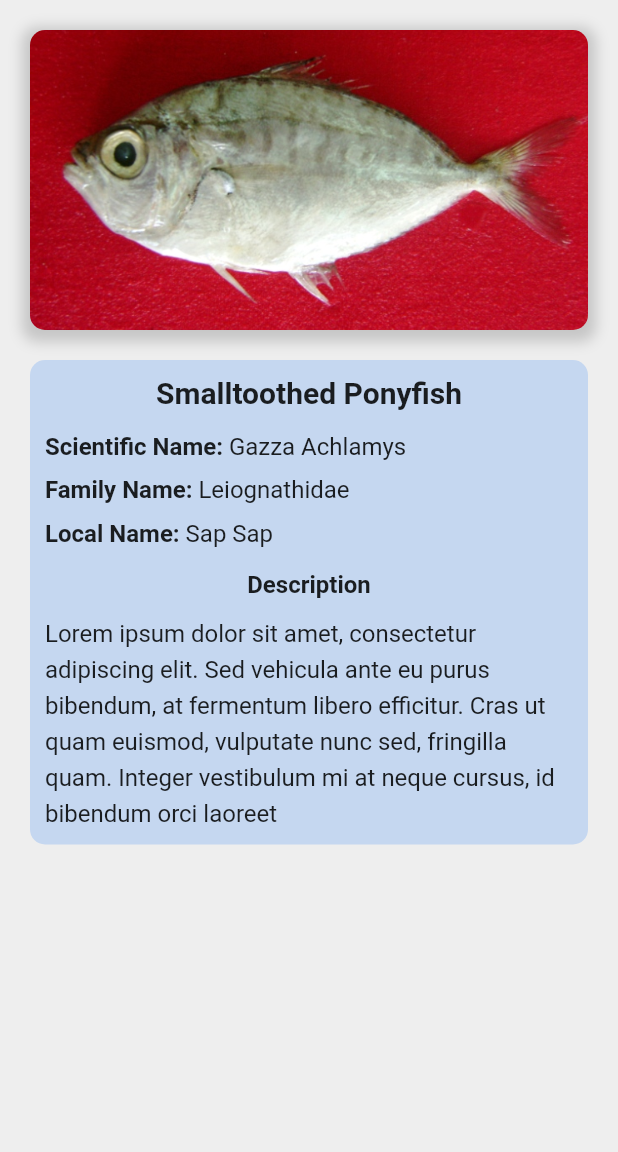
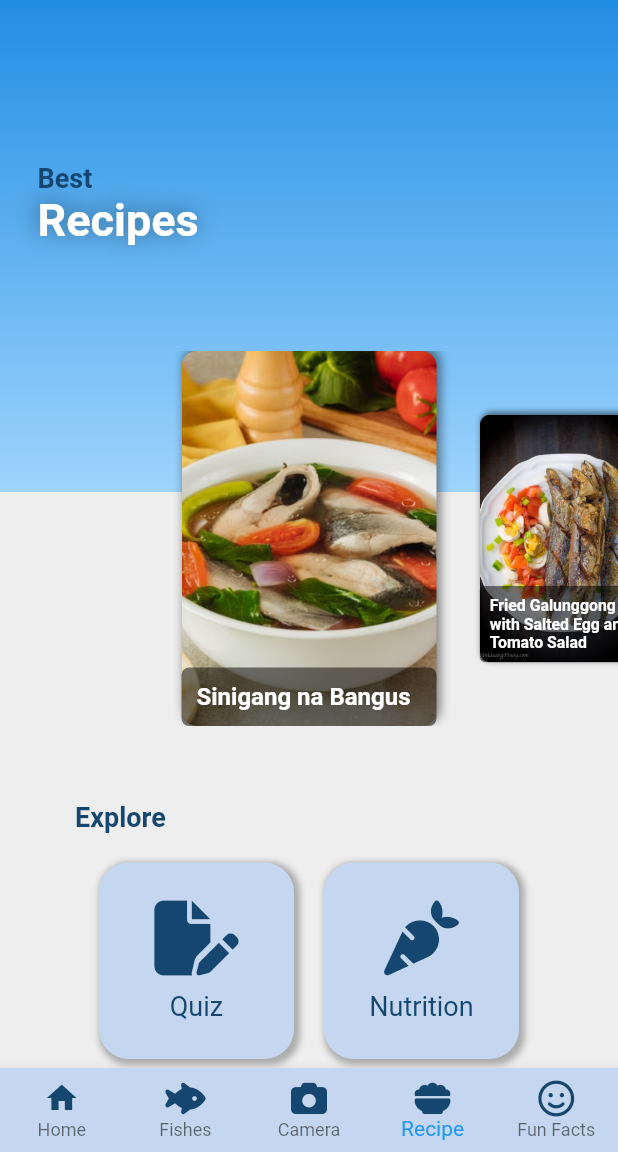
Before and after one commit to jcoder6/fishdroid-mobile, a Flutter app: the screen it shows after launch, on a phone screen of 412 x 824 dp, the part 84-1236 px from its top. Run offline on Flutter 3.47's test engine with Material 2 defaults, Android fonts, the phone set to English and light mode, and no system bars; drawn by our look-alikes of scroll_snap_list; our stand-ins replace font_awesome_flutter.

Commit message:
add static recipe page

```diff
--- /dev/null
+++ b/lib/data/recipe_data.dart
@@ -0,0 +1,12 @@
+class Recipe {
+  final int recipeID, fishID;
+  final String recipeName, recipeSteps, recipeImg;
+
+  Recipe(
+    this.recipeID,
+    this.fishID,
+    this.recipeName,
+    this.recipeSteps,
+    this.recipeImg
+  );
+}
--- a/lib/main.dart
+++ b/lib/main.dart
@@ -27,7 +27,7 @@ class MyApp extends StatelessWidget {
         // is not restarted.
         primarySwatch: Colors.blue,
       ),
-      home: const ViewFishPage(1),
+      home: const MyHomePage(pageIndex: 3,),
       debugShowCheckedModeBanner: false,
     );
   }
--- a/lib/pages/home.dart
+++ b/lib/pages/home.dart
@@ -1,5 +1,6 @@
 import 'package:fishdroid/pages/app_home.dart';
 import 'package:fishdroid/pages/fish_Page.dart';
+import 'package:fishdroid/pages/recipes.dart';
 import 'package:flutter/material.dart';
 import '../includes/home_app_bar.dart';
 import '../includes/home_bottom_nav.dart';
@@ -28,7 +29,7 @@ class _MyHomePageState extends State<MyHomePage> {
     const AppHome(),
     const FishPages(),
     Center(child: Text('Camera')),
-    Center(child: Text('Recipes')),
+    const Recipes(),
     Center(child: Text('Fun Facts')),
     Center(child: Text('Quizzes')),
     Center(child: Text('Nutrition')),
--- /dev/null
+++ b/lib/pages/recipes.dart
@@ -0,0 +1,390 @@
+import 'package:flutter/material.dart';
+import 'package:font_awesome_flutter/font_awesome_flutter.dart';
+import 'package:scroll_snap_list/scroll_snap_list.dart';
+import 'package:fishdroid/data/recipe_data.dart';
+
+class Recipes extends StatefulWidget {
+  const Recipes({super.key});
+
+  @override
+  State<Recipes> createState() => _RecipesState();
+}
+
+class _RecipesState extends State<Recipes> {
+  List<Recipe> recipeLists = [
+    Recipe(1, 1, 'Sinigang na Bangus', 'With only a few simple steps, and with this one pot dish, this healthy and nutritious Sinigang na Bangus cooks your way into your family’s heart. Start by using the water from where you washed your rice, or just fresh water. Pour this into the pot together with the onions and tomatoes. Bring this slowly to a boil then lower the heat to simmer for a few minutes. First add your radish and okra. Let these boil for 2 minutes. Since fish cooks easily, carefully add the fish and long green chilli and simmer gently until cooked through before adding the Sinigang sa Sampaloc Mix Original and kangkong. Make sure that the scales have been removed to eliminate that “malansa” taste from the fish. Stir and simmer. It should be done in a minute. All done and it only took 2 steps to cook this dish. Satisfy everyone’s craving by serving this hot and soothing Sinigang na Bangus with enough rice and surely your family will ask for more.', 'RECIPE_IMG_001.PNG'),
+    Recipe(2, 2, 'Fried Galunggong with Salted Egg and Tomato Salad', 'Rub salt all over the fish including the cavity. Let it stay for 15 minutes. Meanwhile, prepare the salted egg and tomato salad by combining all of its ingredients in a bowl, including the fish sauce. Gently toss. Set aside. Heat oil in a frying pan. Once the oil gets hot, put the fish one after the other. Be extra careful during this step as the oil will splatter. Fry until one side of the fish gets brown and crispy. You will know that the fish is ready when the crackling sound from the pan mellows down. Note:If you have a splatter screen, this is the best time to use it. Turn the fish over and do the same step to the opposite side. Remove the fish from the pan. Let the oil drip. Arrange in a serving plate with salted egg and tomato salad. Serve with spicy vinegar. Share and enjoy!', 'RECIPE_IMG_002.jpg'),
+    Recipe(3, 3, 'Tilapia Milanese', 'Preheat the oven to 425 degrees F. Soak the fish in a bowl with the milk and 2 cups ice, 15 minutes. Meanwhile, mix the flour with 1/2 teaspoon each salt and pepper in a shallow dish. Lightly beat the eggs in another dish. Pulse the bread, parsley, lemon zest and 1/2 teaspoon salt in a food processor until crumbs form, then transfer to a third dish. One at a time, remove the fillets from the milk and dredge in the flour, shaking off the excess. Dip in the eggs, then coat with the breadcrumbs, gently pressing to coat both sides. Transfer to a large plate. Line a baking sheet with foil. Heat 2 tablespoons each olive oil and butter in a large skillet over medium-high heat. Add 2 fillets and cook until golden, about 3 minutes per side. Transfer to the prepared baking sheet. Repeat with the remaining 2 fillets, adding 2 more tablespoons each olive oil and butter. Transfer the fish to the oven and bake until cooked through, about 8 minutes. Toss the arugula with the remaining 1 to 2 tablespoons olive oil, and salt and pepper to taste. Serve the fish with the salad and lemon wedges.', 'RECIPE_IMG_003.jpeg'),
+    Recipe(4, 4, 'Sinigang na Bangus', 'Rub the cleaned fish with salt. Let sit for at least 10 minutes. In a large saucepan, arrange fish and put all the ingredients on top except for the cooking oil. Cover and let it simmer for about fifteen minutes in a low fire or until the vinegar sauce dries up. Pour the cooking oil and continue simmering for a minute. Remove from heat before the fish gets toasted. Serve the dish with steamed rice', 'RECIPE_IMG_004.jpg'),
+
+  ];
+
+  @override
+  Widget build(BuildContext context) {
+    var appBar = AppBar();
+    return SingleChildScrollView(
+      child: Column(
+        children: [
+          Container(
+            width: MediaQuery.of(context).size.width,
+            height: (MediaQuery.of(context).size.height -
+                    appBar.preferredSize.height) /
+                2,
+            transform:
+                Matrix4.translationValues(0, -appBar.preferredSize.height, 0),
+            decoration: const BoxDecoration(
+                gradient: LinearGradient(
+              colors: [Color.fromARGB(255, 158, 212, 253), Color(0xff0c82df)],
+              stops: [0, 1],
+              begin: Alignment.bottomCenter,
+              end: Alignment.topCenter,
+            )),
+            child: Padding(
+              padding: const EdgeInsets.all(25.0),
+              child: Column(
+                mainAxisAlignment: MainAxisAlignment.center,
+                crossAxisAlignment: CrossAxisAlignment.start,
+                children: const [
+                  Text(
+                    'Best',
+                    style: TextStyle(
+                      fontSize: 18,
+                      fontWeight: FontWeight.bold,
+                      color: Color(0xff154670),
+                    ),
+                  ),
+                  Text(
+                    'Recipes',
+                    style: TextStyle(
+                      fontSize: 30,
+                      color: Color.fromARGB(255, 255, 255, 255),
+                      fontWeight: FontWeight.bold,
+                      shadows: [
+                        Shadow(
+                          blurRadius: 20.0, // shadow blur
+                          color: Color.fromARGB(115, 0, 0, 0), // shadow color
+                          offset: Offset(
+                              -1.0, -1.0), // how much shadow will be shown
+                        ),
+                      ],
+                    ),
+                  )
+                ],
+              ),
+            ),
+          ),
+          Container(
+            height: 250,
+            transform: Matrix4.translationValues(0, -150, 0),
+            // width: 170,
+            // decoration: BoxDecoration(
+            //   borderRadius: BorderRadius.circular(10),
+            //   boxShadow: [
+            //     BoxShadow(
+            //       color: Colors.black.withOpacity(0.3),
+            //       spreadRadius: 2,
+            //       blurRadius: 5,
+            //       offset: Offset(2, -2), // Adjust the values as needed
+            //     ),
+            //   ],
+            // ),
+            child: ScrollSnapList(
+              itemBuilder: _fishBuilder,
+              itemCount: recipeLists.length,
+              itemSize: 170,
+              onItemFocus: (index) {},
+              dynamicItemSize: true,
+            ),
+          ),
+          Padding(
+            padding: const EdgeInsets.symmetric(horizontal: 50),
+            child: Container(
+              transform: Matrix4.translationValues(0, -100, 0),
+              width: MediaQuery.of(context).size.width,
+              child: Column(
+                crossAxisAlignment: CrossAxisAlignment.start,
+                children: [
+                  const Text(
+                    'Explore',
+                    style: TextStyle(
+                        fontSize: 18,
+                        color: Color(0xff154670),
+                        fontWeight: FontWeight.bold),
+                  ),
+                  SizedBox(
+                    height: 20,
+                  ),
+                  Row(
+                    mainAxisAlignment: MainAxisAlignment.center,
+                    children: [
+                      Container(
+                        width: 130,
+                        decoration: BoxDecoration(
+                          borderRadius: BorderRadius.circular(20),
+                          color: const Color(0xffC5D7F0),
+                          boxShadow: [
+                            BoxShadow(
+                              color: Color.fromARGB(255, 107, 107, 107)
+                                  .withOpacity(0.5),
+                              spreadRadius: 2,
+                              blurRadius: 3,
+                              offset:
+                                  Offset(2, 2), // Adjust the values as needed
+                            ),
+                          ],
+                        ),
+                        child: Padding(
+                          padding: const EdgeInsets.only(
+                            top: 25,
+                            bottom: 25,
+                          ),
+                          child: Column(
+                            children: [
+                              Center(
+                                child: FaIcon(
+                                  FontAwesomeIcons.filePen,
+                                  size: 50,
+                                  color: Color(0xff154670),
+                                ),
+                              ),
+                              SizedBox(
+                                height: 10,
+                              ),
+                              Center(
+                                child: Text(
+                                  'Quiz',
+                                  style: TextStyle(
+                                    fontSize: 18,
+                                    color: Color(0xff154670),
+                                  ),
+                                ),
+                              ),
+                            ],
+                          ),
+                        ),
+                      ),
+                      const SizedBox(
+                        width: 20,
+                      ),
+                      Container(
+                        width: 130,
+                        decoration: BoxDecoration(
+                          borderRadius: BorderRadius.circular(20),
+                          color: const Color(0xffC5D7F0),
+                          boxShadow: [
+                            BoxShadow(
+                              color: Color.fromARGB(255, 107, 107, 107)
+                                  .withOpacity(0.5),
+                              spreadRadius: 2,
+                              blurRadius: 3,
+                              offset:
+                                  Offset(2, 2), // Adjust the values as needed
+                            ),
+                          ],
+                        ),
+                        child: Padding(
+                          padding: const EdgeInsets.only(
+                            top: 25,
+                            bottom: 25,
+                          ),
+                          child: Column(
+                            children: [
+                              Center(
+                                child: FaIcon(
+                                  FontAwesomeIcons.carrot,
+                                  size: 50,
+                                  color: Color(0xff154670),
+                                ),
+                              ),
+                              SizedBox(
+                                height: 10,
+                              ),
+                              Center(
+                                child: Text(
+                                  'Nutrition',
+                                  style: TextStyle(
+                                    fontSize: 18,
+                                    color: Color(0xff154670),
+                                  ),
+                                ),
+                              ),
+                            ],
+                          ),
+                        ),
+                      ),
+                    ],
+                  ),
+                  SizedBox(
+                    height: 30,
+                  ),
+                  Row(
+                    mainAxisAlignment: MainAxisAlignment.center,
+                    children: [
+                      Container(
+                        width: 130,
+                        decoration: BoxDecoration(
+                          borderRadius: BorderRadius.circular(20),
+                          color: const Color(0xffC5D7F0),
+                          boxShadow: [
+                            BoxShadow(
+                              color: Color.fromARGB(255, 107, 107, 107)
+                                  .withOpacity(0.5),
+                              spreadRadius: 2,
+                              blurRadius: 3,
+                              offset:
+                                  Offset(2, 2), // Adjust the values as needed
+                            ),
+                          ],
+                        ),
+                        child: Padding(
+                          padding: const EdgeInsets.only(
+                            top: 25,
+                            bottom: 25,
+                            left: 30,
+                            right: 30,
+                          ),
+                          child: Column(
+                            children: [
+                              Center(
+                                child: FaIcon(
+                                  FontAwesomeIcons.book,
+                                  size: 50,
+                                  color: Color(0xff154670),
+                                ),
+                              ),
+                              SizedBox(
+                                height: 10,
+                              ),
+                              Center(
+                                child: Text(
+                                  'Term',
+                                  style: TextStyle(
+                                    fontSize: 18,
+                                    color: Color(0xff154670),
+                                  ),
+                                ),
+                              ),
+                            ],
+                          ),
+                        ),
+                      ),
+                      const SizedBox(
+                        width: 20,
+                      ),
+                      Container(
+                        width: 130,
+                        decoration: BoxDecoration(
+                          borderRadius: BorderRadius.circular(20),
+                          color: const Color(0xffC5D7F0),
+                          boxShadow: [
+                            BoxShadow(
+                              color: Color.fromARGB(255, 107, 107, 107)
+                                  .withOpacity(0.5),
+                              spreadRadius: 2,
+                              blurRadius: 3,
+                              offset:
+                                  Offset(2, 2), // Adjust the values as needed
+                            ),
+                          ],
+                        ),
+                        child: Padding(
+                          padding: const EdgeInsets.only(
+                            top: 25,
+                            bottom: 25,
+                          ),
+                          child: Column(
+                            children: [
+                              Center(
+                                child: FaIcon(
+                                  FontAwesomeIcons.egg,
+                                  size: 50,
+                                  color: Color(0xff154670),
+                                ),
+                              ),
+                              SizedBox(
+                                height: 10,
+                              ),
+                              Center(
+                                child: Text(
+                                  'Hatchery',
+                                  style: TextStyle(
+                                    fontSize: 18,
+                                    color: Color(0xff154670),
+                                  ),
+                                ),
+                              ),
+                            ],
+                          ),
+                        ),
+                      ),
+                    ],
+                  )
+                ],
+              ),
+            ),
+          ),
+        ],
+      ),
+    );
+  }
+
+  Widget _fishBuilder(BuildContext context, int index) {
+    var recipeItem = recipeLists[index];
+    return GestureDetector(
+      // onTap: () => {
+      //   Navigator.push(
+      //       (context),
+      //       MaterialPageRoute(
+      //           builder: (context) => ViewFishPage(fishItem.fishId)))
+      // },
+      child: Container(
+        height: 250,
+        width: 170,
+        // margin: const EdgeInsets.symmetric(horizontal: 5),
+        decoration: BoxDecoration(
+          boxShadow: [
+            BoxShadow(
+              color: Colors.black.withOpacity(0.5),
+              blurRadius: 5,
+              offset: const Offset(2, -2),
+            ),
+          ],
+          borderRadius: BorderRadius.circular(10),
+          image: DecorationImage(
+            image: AssetImage('images/recipes/${recipeItem.recipeImg}'),
+            fit: BoxFit.cover,
+          ),
+        ),
+        child: Container(
+          child: LayoutBuilder(
+            builder: (BuildContext context, BoxConstraints constraints) {
+              double parentWidth = constraints.maxWidth;
+              return Column(
+                mainAxisAlignment: MainAxisAlignment.end,
+                children: [
+                  Container(
+                    width: parentWidth,
+                    decoration: BoxDecoration(
+                      borderRadius: BorderRadius.circular(5),
+                      color: Colors.black.withOpacity(.5),
+                    ),
+                    child: Padding(
+                      padding: const EdgeInsets.all(10),
+                      child: Text(
+                        recipeItem.recipeName,
+                        style: const TextStyle(
+                            color: Colors.white,
+                            fontWeight: FontWeight.bold,
+                            fontSize: 16),
+                      ),
+                    ),
+                  ),
+                ],
+              );
+            },
+          ),
+        ),
+      ),
+    );
+  }
+}
--- a/lib/pages/view_fish_page.dart
+++ b/lib/pages/view_fish_page.dart
@@ -1,7 +1,5 @@
 import 'package:flutter/material.dart';
-import 'package:flutter/src/widgets/framework.dart';
-import 'package:flutter/src/widgets/placeholder.dart';
-
+import 'package:font_awesome_flutter/font_awesome_flutter.dart';
 import '../includes/home_app_bar.dart';
 import '../includes/home_drawer.dart';
 
@@ -33,10 +31,10 @@ class _ViewFishPageState extends State<ViewFishPage> {
                     image: AssetImage('images/fishes/6.jpg'), fit: BoxFit.fill),
                 boxShadow: [
                   BoxShadow(
-                    color: Colors.grey.withOpacity(0.5), // Shadow color
-                    spreadRadius: 5, // Spread radius
-                    blurRadius: 7, // Blur radius
-                    offset: Offset(0, 3), // Offset of the shadow
+                    color: Color.fromARGB(255, 107, 107, 107).withOpacity(0.5),
+                    spreadRadius: 2,
+                    blurRadius: 3,
+                    offset: Offset(2, 2), // Adjust the values as needed
                   ),
                 ],
               ),
@@ -46,10 +44,19 @@ class _ViewFishPageState extends State<ViewFishPage> {
               margin: EdgeInsets.symmetric(horizontal: 20),
               width: MediaQuery.of(context).size.width,
               decoration: BoxDecoration(
-                  color: Color(0xffC5D7F0),
-                  borderRadius: BorderRadius.circular(10)),
+                color: Color(0xffC5D7F0),
+                borderRadius: BorderRadius.circular(10),
+                boxShadow: [
+                  BoxShadow(
+                    color: Color.fromARGB(255, 107, 107, 107).withOpacity(0.5),
+                    spreadRadius: 2,
+                    blurRadius: 3,
+                    offset: Offset(2, 2), // Adjust the values as needed
+                  ),
+                ],
+              ),
               child: Padding(
-                padding: EdgeInsets.all(10.0),
+                padding: EdgeInsets.symmetric(vertical: 15.0, horizontal: 30.0),
                 child: Column(
                   children: [
                     Center(
@@ -108,10 +115,46 @@ class _ViewFishPageState extends State<ViewFishPage> {
                       ],
                     ),
                     const SizedBox(height: 15),
-                    Text('Description', style: TextStyle(fontWeight: FontWeight.bold, fontSize: 16),),
+                    Row(
+                      mainAxisAlignment: MainAxisAlignment.end,
+                      children: [
+                        Container(
+                          decoration: BoxDecoration(
+                            color: Color(0xff154670),
+                            borderRadius: BorderRadius.circular(100)
+                          ),
+                          child: Padding(
+                            padding: const EdgeInsets.all(10.0),
+                            child: Center(
+                              child: FaIcon(FontAwesomeIcons.utensils, size: 14, color: Colors.white,),
+                            ),
+                          ),
+                        ),
+                        SizedBox(width: 10,),
+                        Container(
+                          decoration: BoxDecoration(
+                            color: Color(0xff154670),
+                            borderRadius: BorderRadius.circular(100)
+                          ),
+                          child: Padding(
+                            padding: const EdgeInsets.all(10.0),
+                            child: Center(
+                              child: FaIcon(FontAwesomeIcons.heartPulse, size: 14, color: Colors.white,),
+                            ),
+                          ),
+                        )
+                      ],
+                    ),
+                    const SizedBox(height: 15),
+                    Text(
+                      'Description',
+                      style:
+                          TextStyle(fontWeight: FontWeight.bold, fontSize: 16),
+                    ),
                     const SizedBox(height: 10),
-                    Text('Lorem ipsum dolor sit amet, consectetur adipiscing elit. Sed vehicula ante eu purus bibendum, at fermentum libero efficitur. Cras ut quam euismod, vulputate nunc sed, fringilla quam. Integer vestibulum mi at neque cursus, id bibendum orci laoreet',
-                      style: TextStyle(fontSize: 16, height: 1.5),
+                    Text(
+                      'Lorem ipsum dolor sit amet, consectetur adipiscing elit. Sed vehicula ante eu purus bibendum, at fermentum libero efficitur. Cras ut quam euismod, vulputate nunc sed, fringilla quam. Integer vestibulum mi at neque cursus, id bibendum orci laoreet',
+                      style: TextStyle(fontSize: 16, height: 2),
                     )
                   ],
                 ),
--- a/pubspec.yaml
+++ b/pubspec.yaml
@@ -72,6 +72,10 @@ flutter:
     - images/fishes/8.jpg
     - images/fishes/9.jpg
     - images/fishes/10.jpg
+    - images/recipes/RECIPE_IMG_001.PNG
+    - images/recipes/RECIPE_IMG_002.jpg
+    - images/recipes/RECIPE_IMG_003.jpeg
+    - images/recipes/RECIPE_IMG_004.jpg
 
   # example:
   # fonts:
```
Also changed, not shown: images/recipes/RECIPE_IMG_001.PNG (added), images/recipes/RECIPE_IMG_002.jpg (added), images/recipes/RECIPE_IMG_003.jpeg (added), images/recipes/RECIPE_IMG_004.jpg (added).
